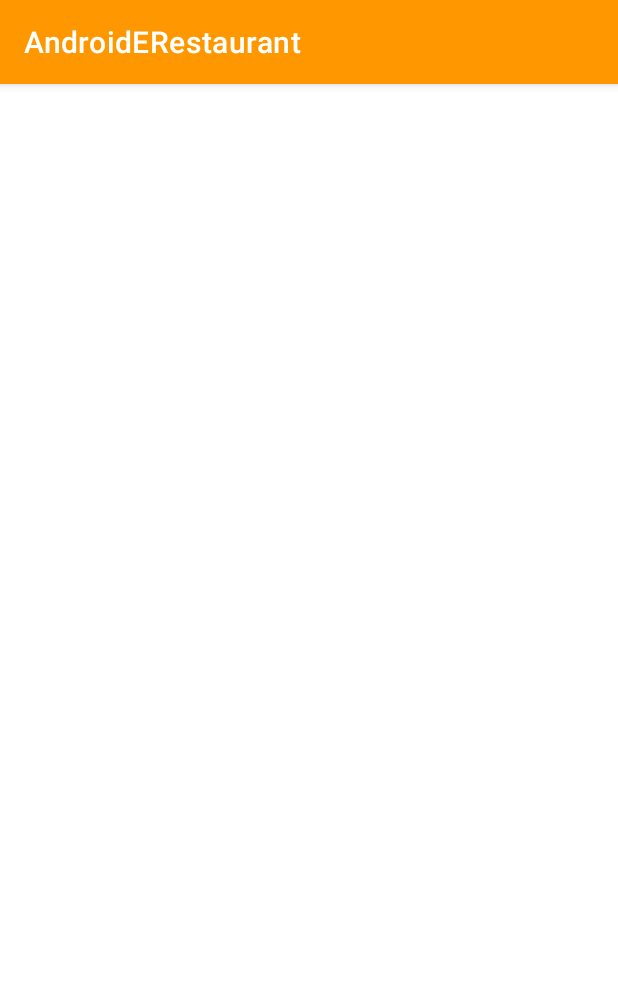
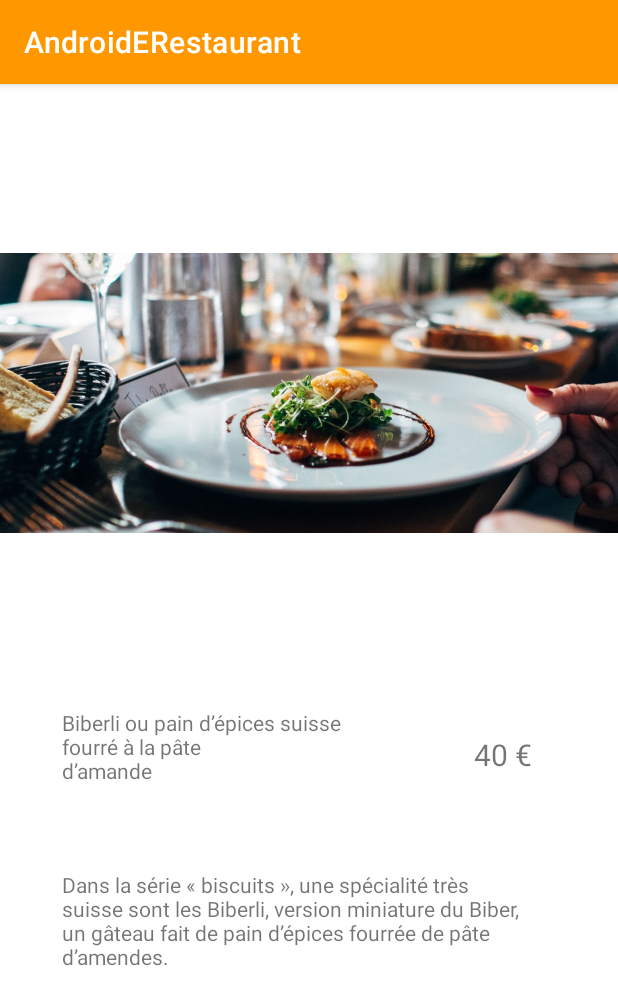
Before and after one commit to Asphar/AndroidERestaurant, an Android app: the activity_detail screen opened directly, with no data from a screen before it, on a phone screen of 412 x 824 dp. Shown: the top 1005 px of the screen. Run offline under Robolectric (Android 15) with nearby library versions, the phone set to English and light mode, and no system bars; our stand-ins replace Picasso; network calls fail; pictures from the network do not load.

Commit message:
onClick recyclerView

```diff
--- a/app/build.gradle
+++ b/app/build.gradle
@@ -57,4 +57,7 @@ dependencies {
     // Adding GSON library for parsing json
     implementation 'com.google.code.gson:gson:2.8.6'
 
+    // Adding picasso library for picture
+    implementation 'com.squareup.picasso:picasso:2.71828'
+
 }
--- a/app/src/main/java/fr/isen/david/androiderestaurant/CellClickListener.kt
+++ b/app/src/main/java/fr/isen/david/androiderestaurant/CellClickListener.kt
@@ -1,8 +1,6 @@
 package fr.isen.david.androiderestaurant
-
-import fr.isen.david.androiderestaurant.DishModel
 
 
 interface CellClickListener {
-    fun onCellClickListener(data: DishModel)
+    fun onCellClickListener(data: ItemsViewModel)
 }
--- a/app/src/main/java/fr/isen/david/androiderestaurant/MenuResult.kt
+++ b/app/src/main/java/fr/isen/david/androiderestaurant/MenuResult.kt
@@ -1,12 +1,13 @@
 package fr.isen.david.androiderestaurant
 
 import java.io.Serializable
+
 
 data class DishResult(val data: List<CategoryModel>): Serializable
 
 data class CategoryModel (val name_fr : String, val items: List<DishModel>) : Serializable
 
-data class DishModel (val name_fr: String, val images : List<String>, val prices : List<PriceModel>, val ingredients : List<IngredientModel>) : Serializable
+data class DishModel(val name_fr: Int, val images: String, val prices: List<PriceModel>, val ingredients: List<IngredientModel>) : Serializable
 
 data class PriceModel (val price : String) : Serializable
 
--- a/app/src/main/res/layout/activity_detail.xml
+++ b/app/src/main/res/layout/activity_detail.xml
@@ -4,6 +4,60 @@
     xmlns:tools="http://schemas.android.com/tools"
     android:layout_width="match_parent"
     android:layout_height="match_parent"
-    tools:context=".activity_detail">
+    tools:context=".Detail">
 
+    <ImageView
+        android:id="@+id/detailImage"
+        android:layout_width="414dp"
+        android:layout_height="412dp"
+        app:layout_constraintBottom_toBottomOf="parent"
+        app:layout_constraintEnd_toEndOf="parent"
+        app:layout_constraintHorizontal_bias="1.0"
+        app:layout_constraintStart_toStartOf="parent"
+        app:layout_constraintTop_toTopOf="parent"
+        app:layout_constraintVertical_bias="0.0"
+        app:srcCompat="@drawable/up_75236_grastronomie_suisse" />
+
+    <TextView
+        android:id="@+id/detailtitle"
+        android:layout_width="wrap_content"
+        android:layout_height="wrap_content"
+        android:layout_marginStart="41dp"
+        android:layout_marginEnd="183dp"
+        android:text="Biberli ou pain d’épices suisse\nfourré à la pâte\nd’amande "
+        app:layout_constraintBottom_toBottomOf="parent"
+        app:layout_constraintEnd_toEndOf="parent"
+        app:layout_constraintHorizontal_bias="0.0"
+        app:layout_constraintStart_toStartOf="parent"
+        app:layout_constraintTop_toTopOf="parent"
+        app:layout_constraintVertical_bias="0.58" />
+
+    <TextView
+        android:id="@+id/detailprice"
+        android:layout_width="wrap_content"
+        android:layout_height="wrap_content"
+        android:layout_marginStart="315dp"
+        android:layout_marginEnd="57dp"
+        android:text="40 €"
+        android:textSize="20sp"
+        app:layout_constraintBottom_toBottomOf="parent"
+        app:layout_constraintEnd_toEndOf="parent"
+        app:layout_constraintHorizontal_bias="1.0"
+        app:layout_constraintStart_toStartOf="parent"
+        app:layout_constraintTop_toTopOf="parent"
+        app:layout_constraintVertical_bias="0.585" />
+
+    <TextView
+        android:id="@+id/detailtext"
+        android:layout_width="313dp"
+        android:layout_height="77dp"
+        android:layout_marginStart="41dp"
+        android:layout_marginEnd="57dp"
+        android:text="Dans la série « biscuits », une spécialité très suisse sont les Biberli, version miniature du Biber, un gâteau fait de pain d’épices fourrée de pâte d’amendes."
+        app:layout_constraintBottom_toBottomOf="parent"
+        app:layout_constraintEnd_toEndOf="parent"
+        app:layout_constraintHorizontal_bias="0.0"
+        app:layout_constraintStart_toStartOf="parent"
+        app:layout_constraintTop_toTopOf="parent"
+        app:layout_constraintVertical_bias="0.759" />
 </androidx.constraintlayout.widget.ConstraintLayout>
```
Also changed, not shown: app/src/main/java/fr/isen/david/androiderestaurant/CustomAdapter.kt (+6 -1 lines), app/src/main/java/fr/isen/david/androiderestaurant/ItemsViewModel.kt (+5 -2 lines), app/src/main/java/fr/isen/david/androiderestaurant/MenuActivity.kt (+30 -14 lines), app/src/main/java/fr/isen/david/androiderestaurant/activity_detail.kt (+43 -0 lines), app/src/main/res/layout/activity_menu.xml (+5 -6 lines), app/src/main/res/layout/card_view_design.xml (+3 -8 lines), app/src/main/res/drawable/up_75236_grastronomie_suisse.jpg (added).
